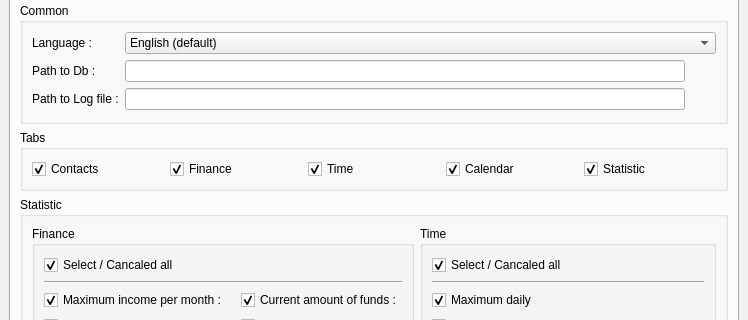
Old version of the form trunk/Organizer/OrganizerView.ui in the repository konradlst/Organizer; both pictures show x 0 to 748 and y 99 to 419 of the 748 by 761 pixel window.
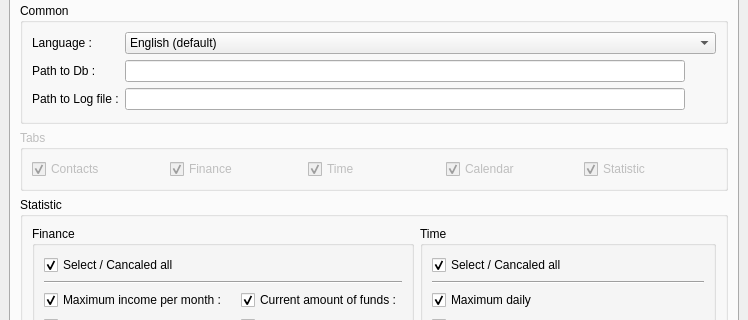
New version of the form. The open tabs and pages were chosen to show the change. Icons and pictures are not drawn. Custom widgets are drawn as their Qt base class.

Commit message: [FEATURE] : connect setting with time statistic

The edit to the form file:
```diff
--- a/trunk/Organizer/OrganizerView.ui
+++ b/trunk/Organizer/OrganizerView.ui
@@ -2301,6 +2301,9 @@
         </item>
         <item>
          <widget class="QGroupBox" name="gbTabsSettings">
+          <property name="enabled">
+           <bool>false</bool>
+          </property>
           <property name="title">
            <string>Tabs</string>
           </property>
```
Left out of the diff: 95 changed lines with no effect on the pictures. The commit also changes 2 other files.
